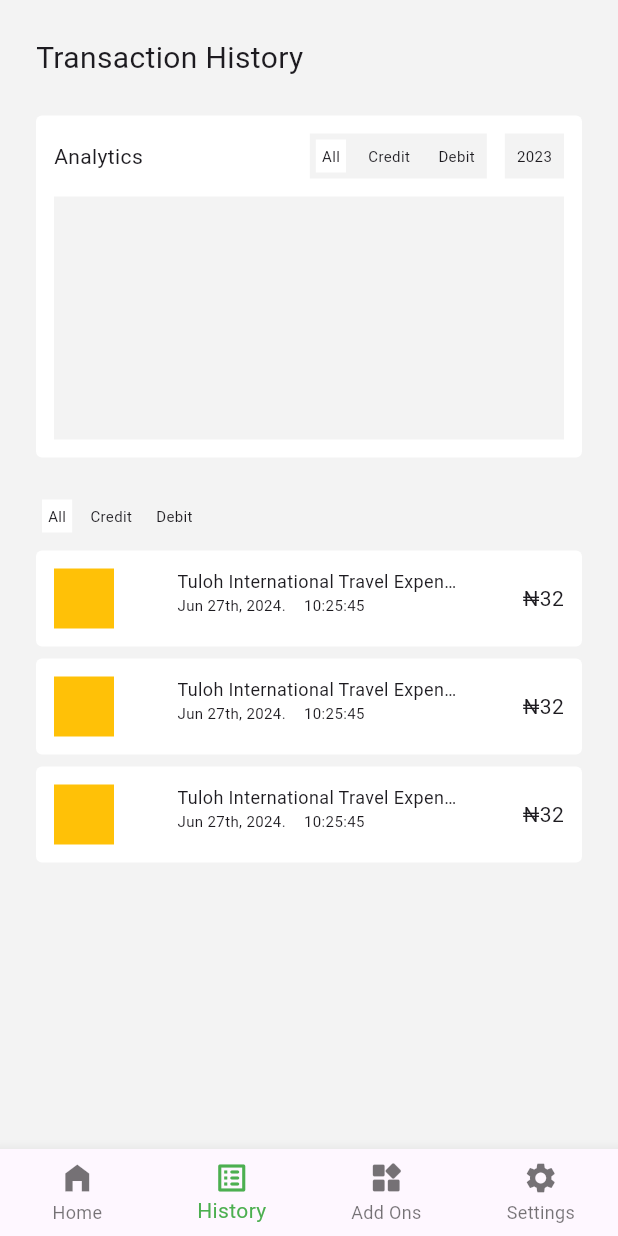
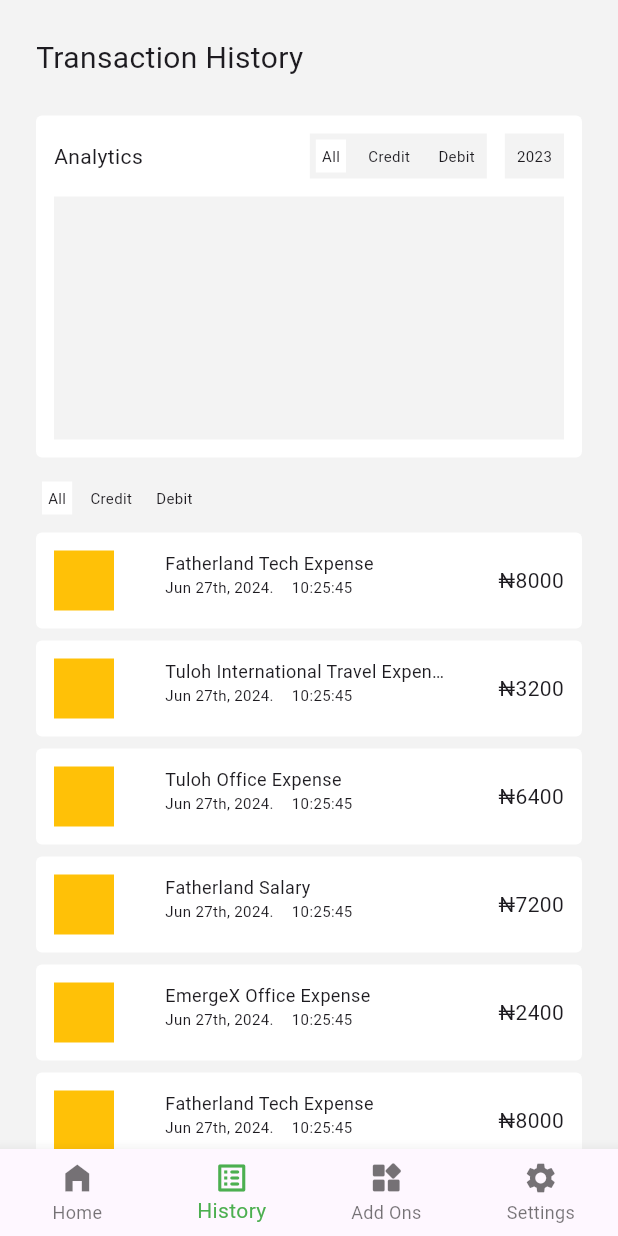
Before and after one commit to olumuyiwaa/fatherland-money, a Flutter app: the screen it shows after launch, item 2 of the bottom bar chosen, on a phone screen of 412 x 824 dp. Run offline on Flutter 3.47's test engine with Material 3 defaults, Android fonts, the phone set to English and light mode, and no system bars.

Commit message:
Updated HomePage and TransactionLog widgets, changed height of SizedBox in HomePage, converted TransactionLog to StatefulWidget, added pagination and loading indicator to TransactionLog

```diff
--- a/lib/pages/home_page.dart
+++ b/lib/pages/home_page.dart
@@ -240,7 +240,7 @@
           ],
         ),
         SizedBox(
-          height: 400,
+          height: 360,
           child: ListView.builder(
               itemCount: transactionList.length,
               itemBuilder: (context, index) {
--- a/lib/pages/transaction_log.dart
+++ b/lib/pages/transaction_log.dart
@@ -1,11 +1,68 @@
-// ignore_for_file: prefer_const_literals_to_create_immutables, prefer_const_constructors
+// ignore_for_file: prefer_const_literals_to_create_immutables, prefer_const_constructors, must_be_immutable
 
 import 'package:fatherland_money/utilities/analytics_widget.dart';
 import 'package:fatherland_money/utilities/transation_history_card.dart';
 import 'package:flutter/material.dart';
 
-class TransactionLog extends StatelessWidget {
+class TransactionLog extends StatefulWidget {
   const TransactionLog({super.key});
+
+  @override
+  State<TransactionLog> createState() => _TransactionLogState();
+}
+
+class _TransactionLogState extends State<TransactionLog> {
+  List transactionList = [
+    ["Fatherland Tech Expense", 8000],
+    ["Tuloh International Travel Expense", 3200],
+    ["Tuloh Office Expense", 6400],
+    ["Fatherland Salary", 7200],
+    ["EmergeX Office Expense", 2400],
+    ["Fatherland Tech Expense", 8000],
+    ["Tuloh International Travel Expense", 3200],
+    ["Tuloh Office Expense", 6400],
+    ["Fatherland Salary", 7200],
+    ["EmergeX Office Expense", 2400],
+    ["Fatherland Tech Expense", 8000],
+    ["Tuloh International Travel Expense", 3200],
+    ["Tuloh Office Expense", 6400],
+    ["Fatherland Salary", 7200],
+    ["EmergeX Office Expense", 2400],
+  ];
+
+  List displayedTransactions = [];
+  int itemsPerPage = 10;
+  bool isLoading = false;
+
+  @override
+  void initState() {
+    super.initState();
+    _loadMoreItems();
+  }
+
+  void _loadMoreItems() {
+    if (!isLoading && displayedTransactions.length < transactionList.length) {
+      setState(() {
+        isLoading = true;
+      });
+
+      Future.delayed(Duration(seconds: 1), () {
+        setState(() {
+          int remainingItems =
+              transactionList.length - displayedTransactions.length;
+          int itemsToLoad =
+              remainingItems < itemsPerPage ? remainingItems : itemsPerPage;
+
+          displayedTransactions.addAll(
+            transactionList.sublist(displayedTransactions.length,
+                displayedTransactions.length + itemsToLoad),
+          );
+
+          isLoading = false;
+        });
+      });
+    }
+  }
 
   @override
   Widget build(BuildContext context) {
@@ -58,17 +115,29 @@
         SizedBox(
           height: 8,
         ),
-        TransationHistoryCard(
-          transactionName: 'Tuloh International Travel Expense',
-          transactionAmount: 32,
-        ),
-        TransationHistoryCard(
-          transactionName: 'Tuloh International Travel Expense',
-          transactionAmount: 32,
-        ),
-        TransationHistoryCard(
-          transactionName: 'Tuloh International Travel Expense',
-          transactionAmount: 32,
+        NotificationListener<ScrollNotification>(
+          onNotification: (ScrollNotification scrollInfo) {
+            if (!isLoading &&
+                scrollInfo.metrics.pixels ==
+                    scrollInfo.metrics.maxScrollExtent) {
+              _loadMoreItems();
+            }
+            return true;
+          },
+          child: ListView.builder(
+            shrinkWrap: true,
+            physics: NeverScrollableScrollPhysics(),
+            itemCount: displayedTransactions.length + (isLoading ? 1 : 0),
+            itemBuilder: (context, index) {
+              if (index == displayedTransactions.length) {
+                return Center(child: CircularProgressIndicator());
+              }
+              return TransationHistoryCard(
+                transactionName: displayedTransactions[index][0],
+                transactionAmount: displayedTransactions[index][1],
+              );
+            },
+          ),
         ),
       ],
     );
--- a/lib/utilities/Analytics_widget.dart
+++ b/lib/utilities/Analytics_widget.dart
@@ -8,7 +8,7 @@
   @override
   Widget build(BuildContext context) {
     return Padding(
-      padding: const EdgeInsets.fromLTRB(0, 0, 0, 24),
+      padding: const EdgeInsets.fromLTRB(0, 0, 0, 12),
       child: Column(
         children: [
           Container(
```
